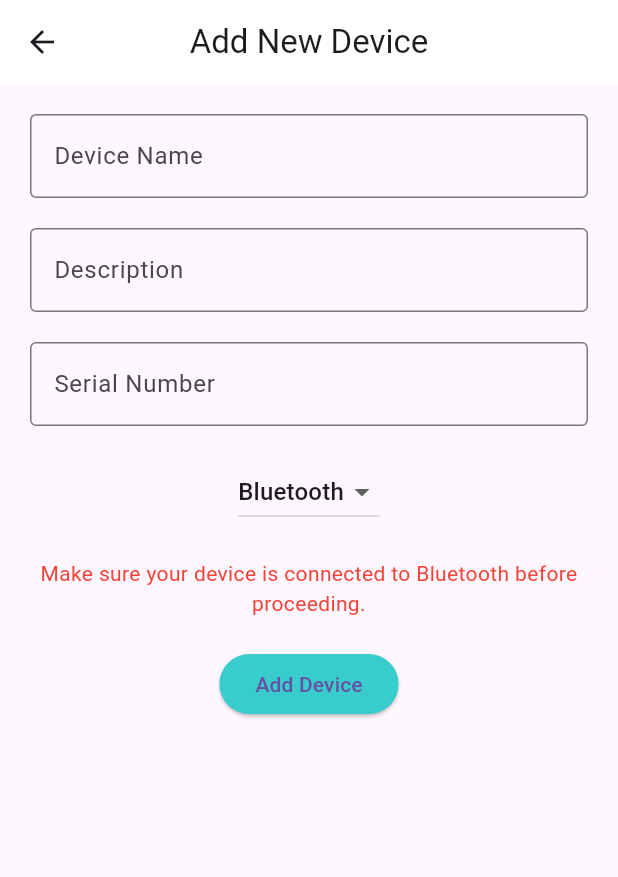
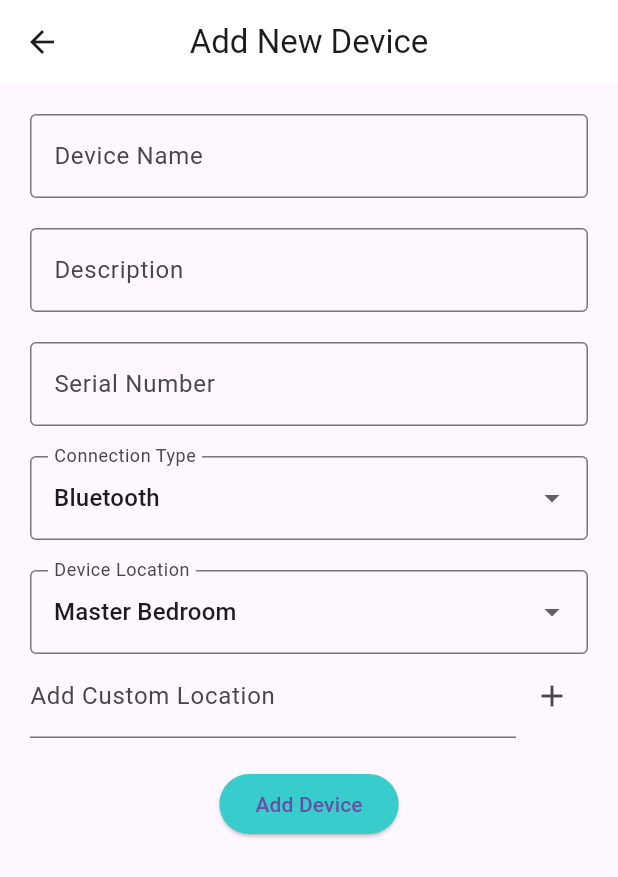
Before and after one commit to Crad-lers/Cradlers-App, a Flutter app: the AddDeviceScreen screen opened by its route, on a phone screen of 412 x 824 dp. Shown: the top 877 px of the screen. Run offline on Flutter 3.47's test engine with Material 3 defaults, Android fonts, the phone set to English and light mode, and no system bars; our stand-ins replace camera, device_info_plus, flutter_bloc, google_fonts, package_info, shared_preferences and 1 more; accounts and stored records are empty.

Commit message:
chore/UI change in add new device

```diff
--- a/lib/screens/add_device_screen.dart
+++ b/lib/screens/add_device_screen.dart
@@ -8,11 +8,49 @@ class AddDeviceScreen extends StatefulWidget {
 }
 
 class _AddDeviceScreenState extends State<AddDeviceScreen> {
-  // Text controllers to capture input
+  final _formKey = GlobalKey<FormState>();
   final TextEditingController _deviceNameController = TextEditingController();
   final TextEditingController _deviceDescriptionController = TextEditingController();
-  final TextEditingController _serialNumberController = TextEditingController(); // Controller for serial number
-  String connectionType = 'Bluetooth'; // Default connection type
+  final TextEditingController _serialNumberController = TextEditingController();
+  final TextEditingController _customLocationController = TextEditingController();
+
+  String _connectionType = 'Bluetooth';
+  List<String> _locations = ['Master Bedroom', 'Living Room', 'Kitchen', 'Bathroom'];
+  String _currentLocation = 'Master Bedroom';
+  bool _isLoading = false;
+
+  void _submitForm() {
+    if (_formKey.currentState!.validate()) {
+      setState(() => _isLoading = true);
+      // Simulate a network request
+      Future.delayed(Duration(seconds: 2), () {
+        setState(() => _isLoading = false);
+        _clearForm();
+        ScaffoldMessenger.of(context).showSnackBar(SnackBar(
+          content: Text('Device successfully added!'),
+          backgroundColor: Colors.green,
+        ));
+      });
+    }
+  }
+
+  void _clearForm() {
+    _deviceNameController.clear();
+    _deviceDescriptionController.clear();
+    _serialNumberController.clear();
+    _customLocationController.clear();
+  }
+
+  void _addCustomLocation() {
+    final text = _customLocationController.text;
+    if (text.isNotEmpty && !_locations.contains(text)) {
+      setState(() {
+        _locations.add(text);
+        _currentLocation = text;
+      });
+      _customLocationController.clear();
+    }
+  }
 
   @override
   Widget build(BuildContext context) {
@@ -23,43 +61,46 @@ class _AddDeviceScreenState extends State<AddDeviceScreen> {
         backgroundColor: Colors.white,
         elevation: 0,
       ),
-      body: Container(
+      body: SingleChildScrollView(
         padding: EdgeInsets.all(20),
+        child: Form(
+          key: _formKey,
           child: Column(
             children: [
-            TextField(
+              TextFormField(
                 controller: _deviceNameController,
                 decoration: InputDecoration(
                   labelText: 'Device Name',
                   border: OutlineInputBorder(),
                   hintText: 'Enter the name of the device',
                 ),
+                validator: (value) => value!.isEmpty ? 'Please enter a device name' : null,
               ),
               SizedBox(height: 20),
-            TextField(
+              TextFormField(
                 controller: _deviceDescriptionController,
                 decoration: InputDecoration(
                   labelText: 'Description',
                   border: OutlineInputBorder(),
                   hintText: 'Enter a description for the device',
                 ),
+                validator: (value) => value!.isEmpty ? 'Please enter a description' : null,
               ),
               SizedBox(height: 20),
-            TextField(
+              TextFormField(
                 controller: _serialNumberController,
                 decoration: InputDecoration(
                   labelText: 'Serial Number',
                   border: OutlineInputBorder(),
                   hintText: 'Enter the serial number of the device',
                 ),
+                validator: (value) => value!.isEmpty ? 'Please enter a serial number' : null,
               ),
               SizedBox(height: 20),
-            DropdownButton<String>(
-              value: connectionType,
+              DropdownButtonFormField<String>(
+                value: _connectionType,
                 onChanged: (String? newValue) {
-                setState(() {
-                  connectionType = newValue!;
-                });
+                  setState(() => _connectionType = newValue!);
                 },
                 items: <String>['Bluetooth', 'WiFi']
                     .map<DropdownMenuItem<String>>((String value) {
@@ -68,33 +109,61 @@ class _AddDeviceScreenState extends State<AddDeviceScreen> {
                     child: Text(value),
                   );
                 }).toList(),
+                decoration: InputDecoration(
+                  labelText: 'Connection Type',
+                  border: OutlineInputBorder(),
+                ),
               ),
               SizedBox(height: 20),
-            Text(
-              'Make sure your device is connected to $connectionType before proceeding.',
-              textAlign: TextAlign.center,
-              style: TextStyle(color: Colors.red),
+              DropdownButtonFormField<String>(
+                value: _currentLocation,
+                onChanged: (String? newValue) {
+                  setState(() => _currentLocation = newValue!);
+                },
+                items: _locations
+                    .map<DropdownMenuItem<String>>((String value) {
+                  return DropdownMenuItem<String>(
+                    value: value,
+                    child: Text(value),
+                  );
+                }).toList(),
+                decoration: InputDecoration(
+                  labelText: 'Device Location',
+                  border: OutlineInputBorder(),
+                ),
+              ),
+              Row(
+                children: [
+                  Expanded(
+                    child: TextFormField(
+                      controller: _customLocationController,
+                      decoration: InputDecoration(
+                        labelText: 'Add Custom Location',
+                        hintText: 'e.g., Guest Room',
+                      ),
+                    ),
+                  ),
+                  IconButton(
+                    icon: Icon(Icons.add),
+                    onPressed: _addCustomLocation,
+                  ),
+                ],
               ),
               SizedBox(height: 20),
+              if (_isLoading)
+                CircularProgressIndicator()
+              else
                 ElevatedButton(
-              onPressed: () {
-                // Logic to handle adding the device
-                print('Device Added: ${_deviceNameController.text}, Serial: ${_serialNumberController.text} via $connectionType');
-                // Clear the text fields
-                _deviceNameController.clear();
-                _deviceDescriptionController.clear();
-                _serialNumberController.clear(); // Clear the serial number input
-                // Optionally pop the screen
-                Navigator.pop(context);
-              },
+                  onPressed: _submitForm,
                   child: Text('Add Device'),
                   style: ElevatedButton.styleFrom(
-                backgroundColor: Color(0xFF39CCCC), // Teal color
+                    backgroundColor: Color(0xFF39CCCC),
                   ),
                 ),
             ],
           ),
         ),
+      ),
     );
   }
 }
```
Lines whose indentation alone changed are shown as unchanged.
